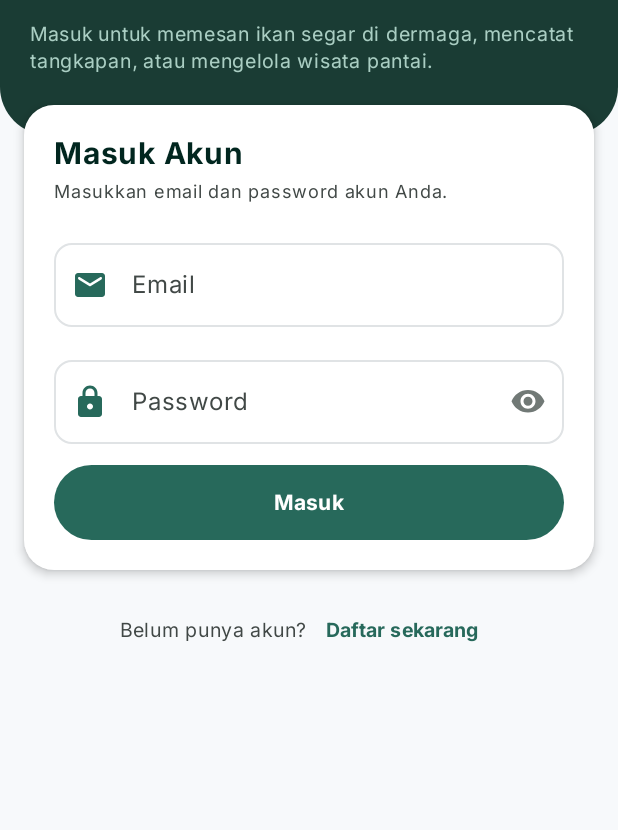
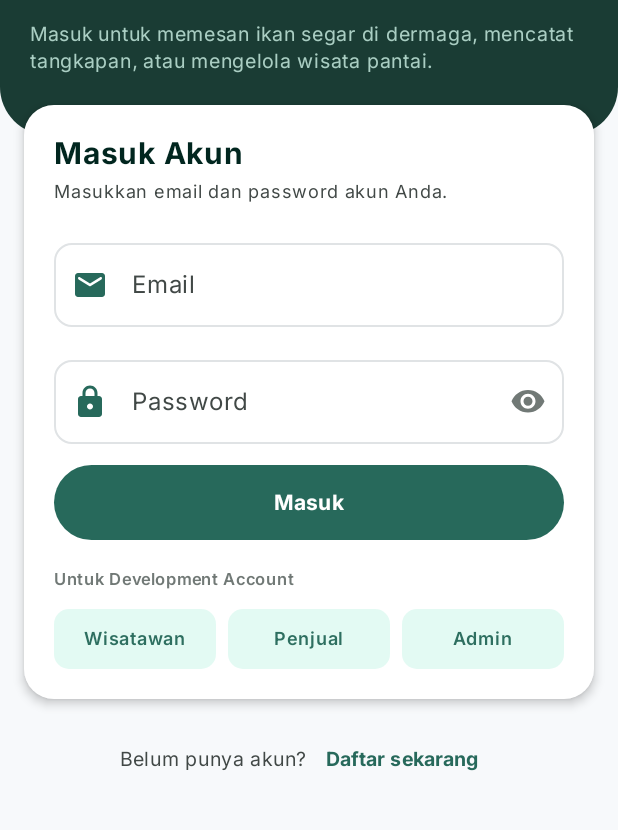
Before and after one commit to sulthonaw/fishflow-app, an Android app built with Jetpack Compose: the screen it shows after launch (MainActivity), after a tap on "Masuk", on a phone screen of 412 x 824 dp, the part 105-935 px from its top. Run offline under Robolectric (Android 15) with nearby library versions, the phone set to English and light mode, and no system bars; libraries missing offline, so code that uses them is left out: io.github.jan.supabase; 14 statements that could not run were skipped.

Commit message:
feat: add development account auto-login shortcuts and ignore docs

```diff
--- a/app/src/main/java/com/fishflow/app/feature/auth/LoginScreen.kt
+++ b/app/src/main/java/com/fishflow/app/feature/auth/LoginScreen.kt
@@ -92,6 +92,7 @@ fun LoginScreen(
         uiState = uiState,
         onEmailChange = viewModel::onEmailChange,
         onPasswordChange = viewModel::onPasswordChange,
+        onSelectDevRole = viewModel::loginWithDevelopmentAccount,
         onLoginClick = viewModel::onLoginClick,
         onRegisterClick = onRegisterClick,
         modifier = modifier
@@ -103,6 +104,7 @@ private fun LoginContent(
     uiState: LoginUiState,
     onEmailChange: (String) -> Unit,
     onPasswordChange: (String) -> Unit,
+    onSelectDevRole: (UserRole) -> Unit,
     onLoginClick: () -> Unit,
     onRegisterClick: () -> Unit,
     modifier: Modifier = Modifier
@@ -293,6 +295,38 @@ private fun LoginContent(
                             Text("Masuk", fontSize = 14.sp, fontWeight = FontWeight.Bold)
                         }
                     }
+
+                    Column(verticalArrangement = Arrangement.spacedBy(8.dp)) {
+                        Text(
+                            text = "Untuk Development Account",
+                            color = OrderDesignTokens.TextMuted,
+                            fontSize = 11.sp,
+                            fontWeight = FontWeight.SemiBold
+                        )
+                        Row(
+                            modifier = Modifier.fillMaxWidth(),
+                            horizontalArrangement = Arrangement.spacedBy(8.dp)
+                        ) {
+                            DevRoleChip(
+                                label = "Wisatawan",
+                                enabled = !uiState.isLoading,
+                                onClick = { onSelectDevRole(UserRole.WISATAWAN) },
+                                modifier = Modifier.weight(1f)
+                            )
+                            DevRoleChip(
+                                label = "Penjual",
+                                enabled = !uiState.isLoading,
+                                onClick = { onSelectDevRole(UserRole.PENJUAL) },
+                                modifier = Modifier.weight(1f)
+                            )
+                            DevRoleChip(
+                                label = "Admin",
+                                enabled = !uiState.isLoading,
+                                onClick = { onSelectDevRole(UserRole.ADMIN) },
+                                modifier = Modifier.weight(1f)
+                            )
+                        }
+                    }
                 }
             }
 
@@ -319,6 +353,30 @@ private fun LoginContent(
     }
 }
 
+@Composable
+private fun DevRoleChip(
+    label: String,
+    enabled: Boolean,
+    onClick: () -> Unit,
+    modifier: Modifier = Modifier
+) {
+    Box(
+        modifier = modifier
+            .clip(RoundedCornerShape(10.dp))
+            .background(OrderDesignTokens.MintAccent.copy(alpha = 0.35f))
+            .clickable(enabled = enabled, onClick = onClick)
+            .padding(vertical = 8.dp),
+        contentAlignment = Alignment.Center
+    ) {
+        Text(
+            text = label,
+            color = OrderDesignTokens.CoastalTealDark,
+            fontSize = 12.sp,
+            fontWeight = FontWeight.SemiBold
+        )
+    }
+}
+
 @Preview(showBackground = true)
 @Composable
 private fun LoginScreenPreview() {
@@ -327,6 +385,7 @@ private fun LoginScreenPreview() {
             uiState = LoginUiState(),
             onEmailChange = {},
             onPasswordChange = {},
+            onSelectDevRole = {},
             onLoginClick = {},
             onRegisterClick = {}
         )
--- a/app/src/main/java/com/fishflow/app/feature/auth/LoginViewModel.kt
+++ b/app/src/main/java/com/fishflow/app/feature/auth/LoginViewModel.kt
@@ -30,6 +30,20 @@ class LoginViewModel(
             password = password,
             errorMessage = null
         )
+    }
+
+    fun loginWithDevelopmentAccount(role: UserRole) {
+        val devEmail = when (role) {
+            UserRole.WISATAWAN -> "wisatawan@fishflow.com"
+            UserRole.PENJUAL -> "seller@fishflow.com"
+            UserRole.ADMIN -> "admin@fishflow.com"
+        }
+        _uiState.value = _uiState.value.copy(
+            email = devEmail,
+            password = "password123",
+            errorMessage = null
+        )
+        onLoginClick()
     }
 
     fun onLoginClick() {
```
Also changed, not shown: 1 other file.
